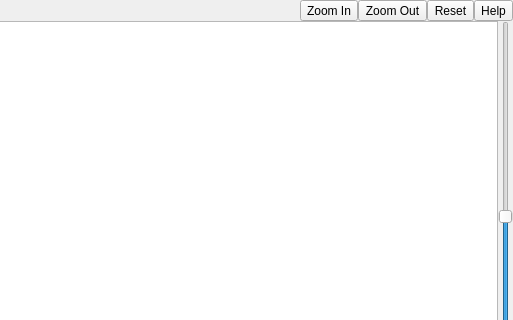
Qt form Qt/qt4_mixer_widget.ui (kmatheussen/radium) before a commit; both pictures show x 131 to 644 and y 0 to 320 of the 644 by 411 pixel window.
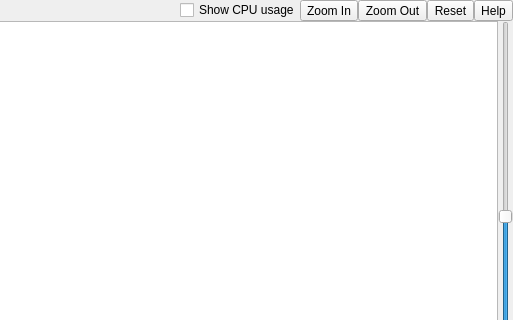
The same form after that commit.

Commit message: Optionally show CPU usage per instrument in the mixer

The edit to the form file:
```diff
--- a/Qt/qt4_mixer_widget.ui
+++ b/Qt/qt4_mixer_widget.ui
@@ -78,6 +78,13 @@
        </property>
       </spacer>
      </item>
+     <item>
+      <widget class="QCheckBox" name="show_cpu_usage">
+       <property name="text">
+        <string>Show CPU usage</string>
+       </property>
+      </widget>
+     </item>
      <item>
       <widget class="QToolButton" name="zoomin_button">
        <property name="text">
```
Left out of the diff: 11 changed lines with no effect on the pictures. The commit also changes 6 other files.
